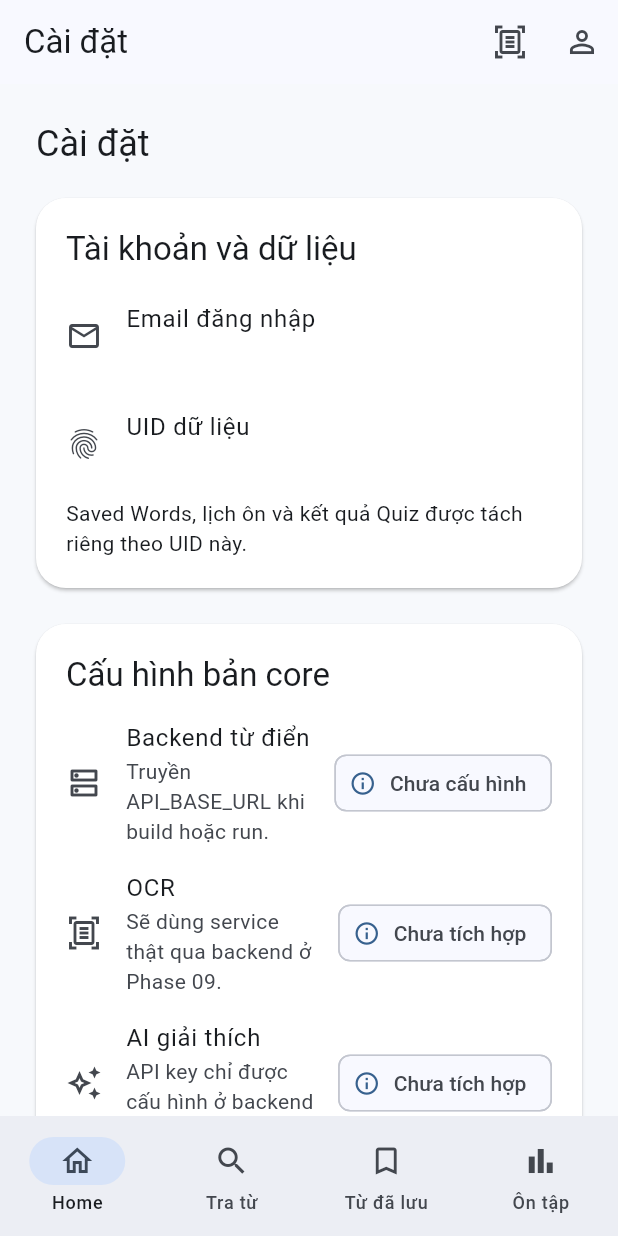
After one commit to chinnn134/hanlearn, a Flutter app: the SettingsPage screen opened by its route, on a phone screen of 412 x 824 dp. The commit adds this screen. Run offline on Flutter 3.47's test engine with Material 3 defaults, Android fonts, the phone set to English and light mode, and no system bars; our stand-ins replace cloud_firestore, firebase_auth, firebase_core, flutter_riverpod, go_router; accounts and stored records are empty.

Commit message:
feat(profile): add UID-scoped core settings [HL-05-02]

```diff
--- a/apps/flutter_app/lib/core/router/app_router.dart
+++ b/apps/flutter_app/lib/core/router/app_router.dart
@@ -5,6 +5,7 @@ import 'package:go_router/go_router.dart';
 import '../../features/auth/login_page.dart';
 import '../../features/auth/auth_session.dart';
 import '../../features/auth/profile_page.dart';
+import '../../features/auth/settings_page.dart';
 import '../../features/home/home_page.dart';
 import '../../features/dictionary/dictionary_page.dart';
 import '../../features/dictionary/saved_words_page.dart';
@@ -97,6 +98,10 @@ final appRouterProvider = Provider<GoRouter>((ref) {
             path: '/profile',
             builder: (context, state) => const ProfilePage(),
           ),
+          GoRoute(
+            path: '/settings',
+            builder: (context, state) => const SettingsPage(),
+          ),
         ],
       ),
     ],
--- a/apps/flutter_app/lib/core/widgets/app_shell.dart
+++ b/apps/flutter_app/lib/core/widgets/app_shell.dart
@@ -30,6 +30,7 @@ class AppShell extends StatelessWidget {
     '/progress' => 'Ôn hôm nay',
     '/scanner' => 'Scanner',
     '/profile' => 'Hồ sơ',
+    '/settings' => 'Cài đặt',
     _ => 'HanLearn AI',
   };
 
--- a/apps/flutter_app/lib/features/auth/profile_page.dart
+++ b/apps/flutter_app/lib/features/auth/profile_page.dart
@@ -1,6 +1,7 @@
 import 'package:firebase_auth/firebase_auth.dart';
 import 'package:flutter/material.dart';
 import 'package:flutter_riverpod/flutter_riverpod.dart';
+import 'package:go_router/go_router.dart';
 
 import 'auth_session.dart';
 
@@ -100,6 +101,15 @@ class _ProfilePageState extends ConsumerState<ProfilePage> {
             ),
           ],
           const SizedBox(height: 24),
+          Align(
+            alignment: Alignment.centerLeft,
+            child: OutlinedButton.icon(
+              onPressed: _busy ? null : () => context.go('/settings'),
+              icon: const Icon(Icons.settings_outlined),
+              label: const Text('Mở cài đặt'),
+            ),
+          ),
+          const SizedBox(height: 12),
           if (_error != null) ...[
             Text(
               _error!,
--- /dev/null
+++ b/apps/flutter_app/lib/features/auth/settings_page.dart
@@ -0,0 +1,138 @@
+import 'package:flutter/material.dart';
+import 'package:flutter_riverpod/flutter_riverpod.dart';
+
+import 'auth_session.dart';
+
+class SettingsPage extends ConsumerWidget {
+  const SettingsPage({super.key});
+
+  static const _apiBaseUrl = String.fromEnvironment('API_BASE_URL');
+
+  @override
+  Widget build(BuildContext context, WidgetRef ref) {
+    final session = ref.watch(authSessionProvider);
+    final identity = session.identity;
+    return ListView(
+      padding: const EdgeInsets.all(24),
+      children: [
+        Text('Cài đặt', style: Theme.of(context).textTheme.headlineSmall),
+        const SizedBox(height: 20),
+        _SettingsSection(
+          title: 'Tài khoản và dữ liệu',
+          children: [
+            ListTile(
+              contentPadding: EdgeInsets.zero,
+              leading: const Icon(Icons.email_outlined),
+              title: const Text('Email đăng nhập'),
+              subtitle: Text(identity?.email ?? 'Không có email'),
+            ),
+            ListTile(
+              contentPadding: EdgeInsets.zero,
+              leading: const Icon(Icons.fingerprint),
+              title: const Text('UID dữ liệu'),
+              subtitle: Text(identity?.uid ?? 'Không có phiên đăng nhập'),
+            ),
+            const Text(
+              'Saved Words, lịch ôn và kết quả Quiz được tách riêng theo UID này.',
+            ),
+          ],
+        ),
+        const SizedBox(height: 24),
+        _SettingsSection(
+          title: 'Cấu hình bản core',
+          children: [
+            _StatusTile(
+              icon: Icons.dns_outlined,
+              title: 'Backend từ điển',
+              status: _apiBaseUrl.isEmpty ? 'Chưa cấu hình' : 'Đã cấu hình',
+              detail: _apiBaseUrl.isEmpty
+                  ? 'Truyền API_BASE_URL khi build hoặc run.'
+                  : _apiBaseUrl,
+              ready: _apiBaseUrl.isNotEmpty,
+            ),
+            const _StatusTile(
+              icon: Icons.document_scanner_outlined,
+              title: 'OCR',
+              status: 'Chưa tích hợp',
+              detail: 'Sẽ dùng service thật qua backend ở Phase 09.',
+              ready: false,
+            ),
+            const _StatusTile(
+              icon: Icons.auto_awesome_outlined,
+              title: 'AI giải thích',
+              status: 'Chưa tích hợp',
+              detail: 'API key chỉ được cấu hình ở backend trong Phase 10.',
+              ready: false,
+            ),
+          ],
+        ),
+        const SizedBox(height: 24),
+        const _SettingsSection(
+          title: 'Quyền riêng tư',
+          children: [
+            Text(
+              'Ứng dụng bản core không tải ảnh lên vì OCR chưa được tích hợp. '
+              'Không lưu API key trong ứng dụng hoặc repository.',
+            ),
+          ],
+        ),
+      ],
+    );
+  }
+}
+
+class _SettingsSection extends StatelessWidget {
+  const _SettingsSection({required this.title, required this.children});
+
+  final String title;
+  final List<Widget> children;
+
+  @override
+  Widget build(BuildContext context) => Card(
+    child: Padding(
+      padding: const EdgeInsets.all(20),
+      child: Column(
+        crossAxisAlignment: CrossAxisAlignment.start,
+        children: [
+          Text(title, style: Theme.of(context).textTheme.titleLarge),
+          const SizedBox(height: 8),
+          ...children,
+        ],
+      ),
+    ),
+  );
+}
+
+class _StatusTile extends StatelessWidget {
+  const _StatusTile({
+    required this.icon,
+    required this.title,
+    required this.status,
+    required this.detail,
+    required this.ready,
+  });
+
+  final IconData icon;
+  final String title;
+  final String status;
+  final String detail;
+  final bool ready;
+
+  @override
+  Widget build(BuildContext context) => ListTile(
+    contentPadding: EdgeInsets.zero,
+    leading: Icon(icon),
+    title: Text(title),
+    subtitle: Text(detail),
+    trailing: Semantics(
+      label: '$title: $status',
+      child: Chip(
+        avatar: Icon(
+          ready ? Icons.check_circle_outline : Icons.info_outline,
+          size: 18,
+        ),
+        label: Text(status),
+      ),
+    ),
+  );
+}
```
Also changed, not shown: 3 other files.
